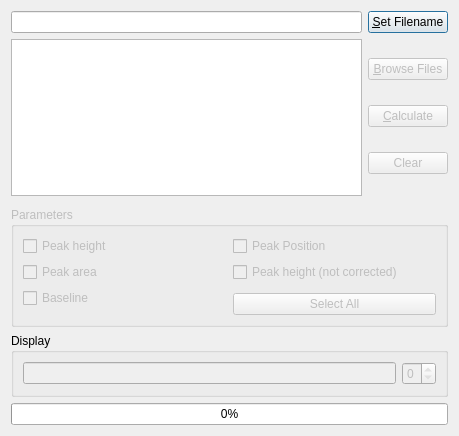
Above: ui/batch_dialog.ui from knipe1/oes-spa before the change. Below: the same form after it.
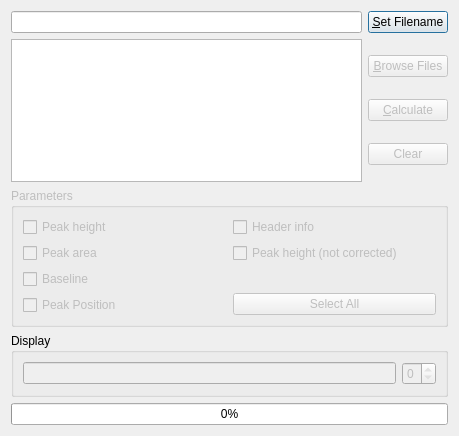
That is the form after the change. Icons and pictures are not drawn.

Commit message: Read-out of header information added

```diff
--- a/ui/batch_dialog.ui
+++ b/ui/batch_dialog.ui
@@ -123,29 +123,23 @@
          </widget>
         </item>
         <item>
-         <spacer name="verticalSpacer_2">
-          <property name="orientation">
-           <enum>Qt::Vertical</enum>
-          </property>
-          <property name="sizeHint" stdset="0">
-           <size>
-            <width>20</width>
-            <height>40</height>
-           </size>
-          </property>
-         </spacer>
-        </item>
-       </layout>
-      </item>
-      <item>
-       <layout class="QVBoxLayout" name="verticalLayout">
-        <item>
          <widget class="QCheckBox" name="ChPeakPos">
           <property name="text">
            <string>Peak Position</string>
           </property>
          </widget>
         </item>
+       </layout>
+      </item>
+      <item>
+       <layout class="QVBoxLayout" name="verticalLayout">
+        <item>
+         <widget class="QCheckBox" name="ChHead">
+          <property name="text">
+           <string>Header info</string>
+          </property>
+         </widget>
+        </item>
         <item>
          <widget class="QCheckBox" name="ChPeakHeightRaw">
           <property name="text">
```
Left out of the diff: 83 changed lines with no effect on the pictures. The commit also changes 11 other files.
